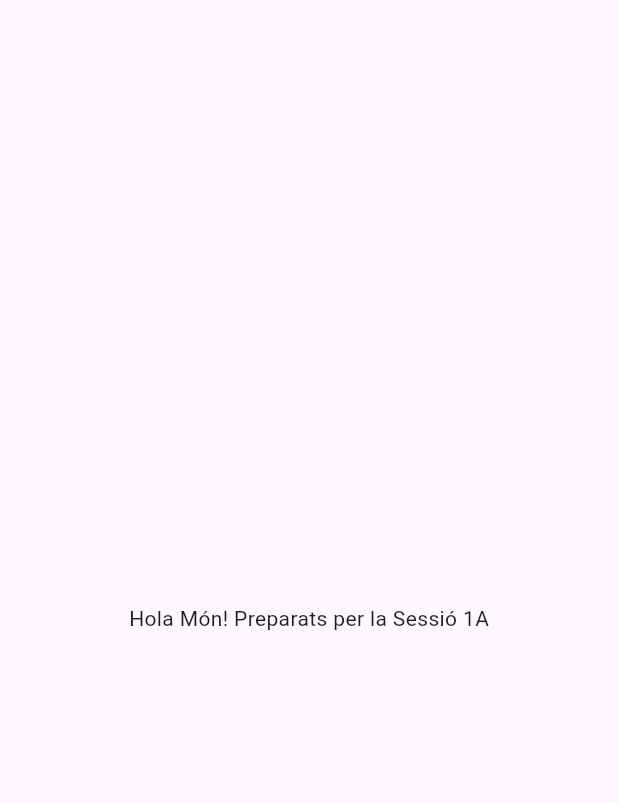
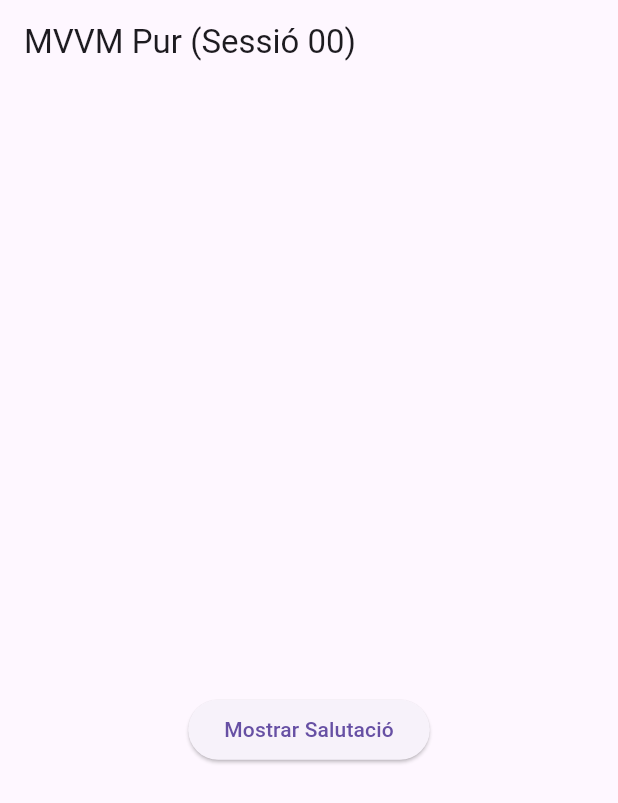
Before and after one commit to lobandolerpi/flutter_0488_components_custom, a Flutter app: the screen it shows after launch, on a phone screen of 412 x 824 dp. Shown: the top 803 px of the screen. Run offline on Flutter 3.47's test engine with Material 3 defaults, Android fonts, the phone set to English and light mode, and no system bars.

Commit message:
S00 Hello World MVVM OK i neta

```diff
--- a/lib/main.dart
+++ b/lib/main.dart
@@ -1,17 +1,23 @@
 import 'package:flutter/material.dart';
+import 'package:provider/provider.dart';
+import 'viewmodel/main_viewmodel.dart';
+import 'view/main_screen.dart';
 
 void main() {
-  runApp(const MainApp());
+  runApp(const App0488());
 }
 
-class MainApp extends StatelessWidget {
-  const MainApp({super.key});
+class App0488 extends StatelessWidget {
+  const App0488({super.key});
 
   @override
   Widget build(BuildContext context) {
-    return const MaterialApp(
-      home: Scaffold(
-        body: Center(child: Text('Hola Món! Preparats per la Sessió 1A')),
+    return MaterialApp(
+      debugShowCheckedModeBanner: false,
+      home: ChangeNotifierProvider(
+        // Creem la instància única del ViewModel.
+        create: (_) => MainViewModel(),
+        child: const MainScreen(),
       ),
     );
   }
--- /dev/null
+++ b/lib/model/greeting_data.dart
@@ -0,0 +1,13 @@
+/// RA 3.1: Definició de classes de dades
+class GreetingData {
+  final String message;
+  final String btnShowText;
+  final String btnHideText;
+
+  // Constructor amb valors per defecte o fixos
+  GreetingData({
+    this.message = "Hola classe de DAM2!!",
+    this.btnShowText = "Mostrar Salutació",
+    this.btnHideText = "Amagar Salutació",
+  });
+}
--- /dev/null
+++ b/lib/view/main_screen.dart
@@ -0,0 +1,42 @@
+import 'package:flutter/material.dart';
+import 'package:provider/provider.dart';
+import '../viewmodel/main_viewmodel.dart';
+
+class MainScreen extends StatelessWidget {
+  const MainScreen({super.key});
+
+  @override
+  Widget build(BuildContext context) {
+    // Escoltem el ViewModel
+    final vm = context.watch<MainViewModel>();
+
+    return Scaffold(
+      appBar: AppBar(title: const Text("MVVM Pur (Sessió 00)")),
+      body: Center(
+        child: Column(
+          mainAxisAlignment: MainAxisAlignment.center,
+          children: [
+            // Text de Salutació (El ViewModel decideix si surt text o buit)
+            Text(
+              vm.greetingText,
+              style: const TextStyle(
+                fontSize: 30,
+                fontWeight: FontWeight.bold,
+                color: Colors.blueAccent,
+              ),
+              textAlign: TextAlign.center,
+            ),
+
+            const SizedBox(height: 50),
+
+            // Botó d'Acció
+            ElevatedButton(
+              onPressed: vm.toggleVisibility,
+              child: Text(vm.buttonText), // El text ve del Model via ViewModel
+            ),
+          ],
+        ),
+      ),
+    );
+  }
+}
--- /dev/null
+++ b/lib/viewmodel/main_viewmodel.dart
@@ -0,0 +1,27 @@
+import 'package:flutter/material.dart';
+import '../model/greeting_data.dart';
+import 'dart:async';
+
+class MainViewModel extends ChangeNotifier {
+  // 1. EL MODEL (Les dades fixes)
+  final GreetingData _data = GreetingData();
+
+  // 2. L'ESTAT (La part variable)
+  bool _isVisible = false;
+
+  // 3. GETTERS (El que la vista consumeix)
+  // Si és visible, retornem el missatge. Si no, string buit.
+  String get greetingText => _isVisible ? _data.message : "";
+
+  // Decidim quin text de botó toca segons l'estat
+  String get buttonText => _isVisible ? _data.btnHideText : _data.btnShowText;
+
+  // Getter per saber si hem de pintar el text en color o no (opcional, per UI)
+  bool get isVisible => _isVisible;
+
+  // 4. ACCIÓ (Canviar l'estat)
+  void toggleVisibility() {
+    _isVisible = !_isVisible;
+    notifyListeners(); // Avisem a la vista.
+  }
+}
```
Also changed, not shown: pubspec.yaml (+10 -4 lines), assets/img1.png (added), assets/img2.png (added), pubspec.lock.
